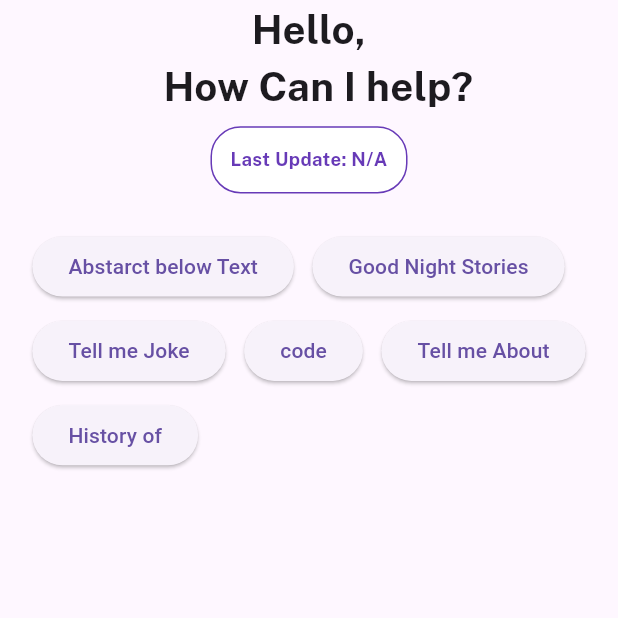
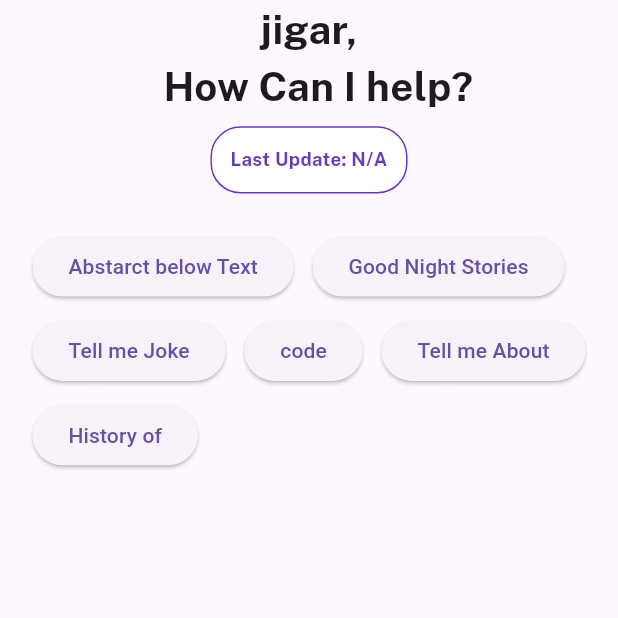
Before and after one commit to jigar225/Chatpal, a Flutter app: the Wrapper screen opened directly, on a phone screen of 412 x 824 dp, the top half of it. Run offline on Flutter 3.47's test engine with Material 3 defaults, Android fonts, the phone set to English and light mode, and no system bars; our stand-ins replace cloud_firestore, file_picker, firebase_auth, firebase_core, flutter_dotenv, flutter_markdown and 7 more; missing offline and left inert: cloudinary_public, scaffold_gradient_background; accounts and stored records are empty.

Commit message:
chnage message

```diff
--- a/lib/Screens/welcome_screen.dart
+++ b/lib/Screens/welcome_screen.dart
@@ -26,7 +26,7 @@ class WelcomeScreen extends StatelessWidget {
           Align(
             alignment: Alignment.center,
             child: Text(
-              'Hello, $firstName\n  How Can I help?',
+              'jigar, $firstName\n  How Can I help?',
               textAlign: TextAlign.center,
               style: GoogleFonts.publicSans(
                 fontSize: mq.width * 0.065,
```
